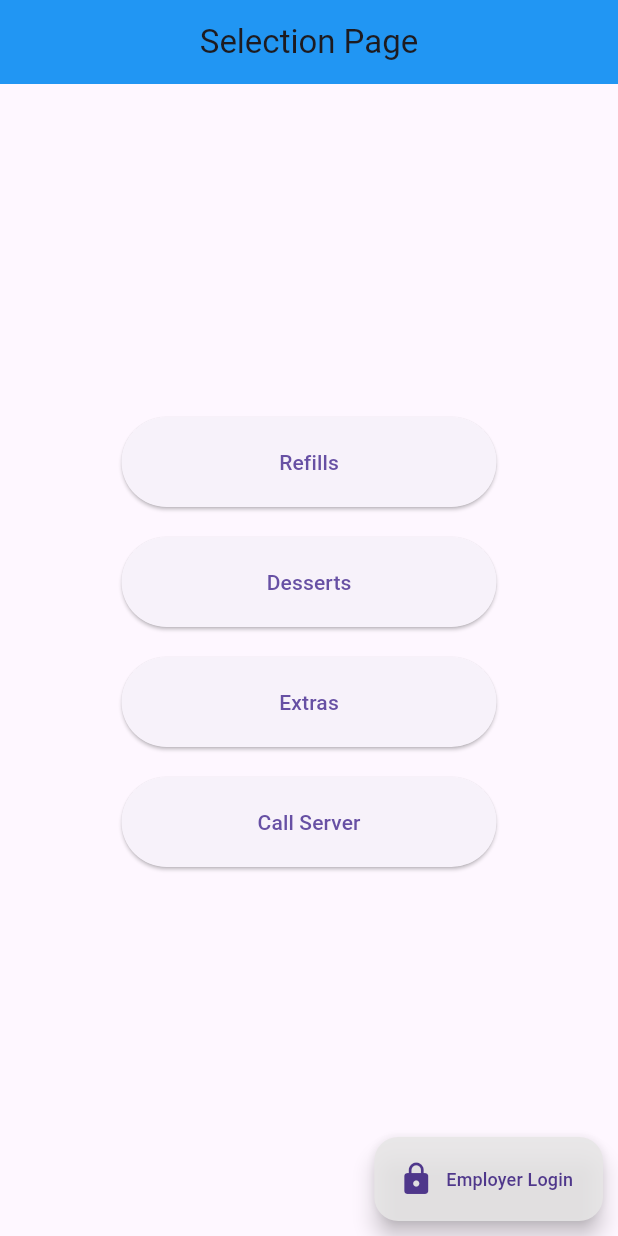
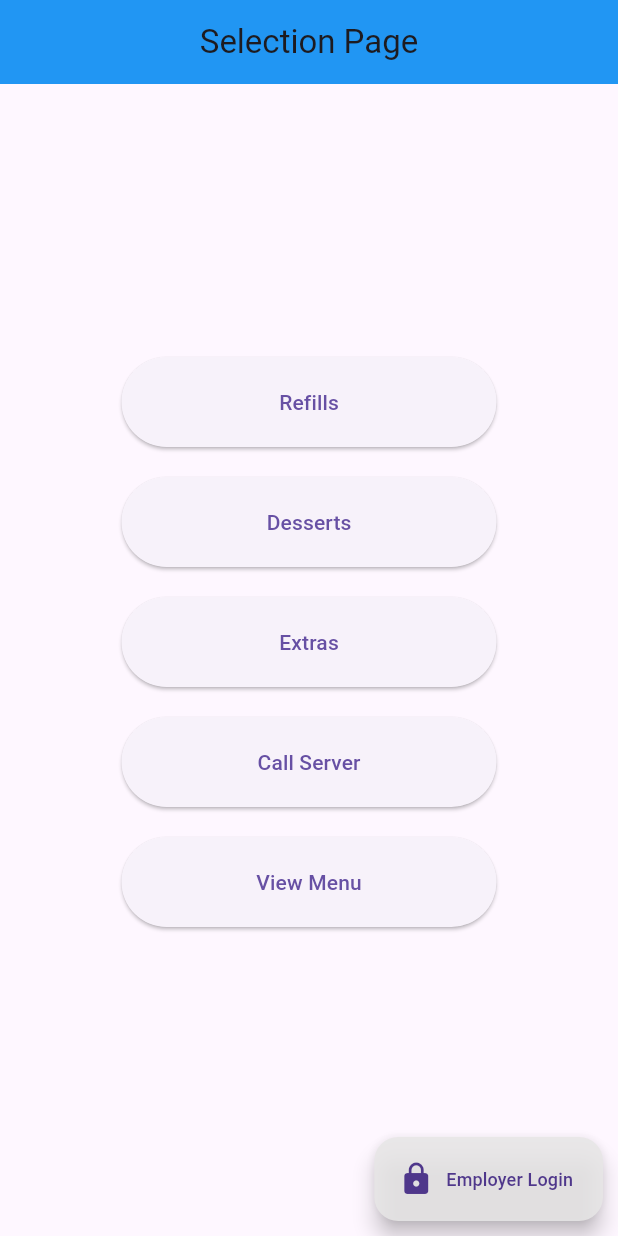
Before and after one commit to KBD-solutions/Servicer, a Flutter app: the screen it shows after launch, on a phone screen of 412 x 824 dp. Run offline on Flutter 3.47's test engine with Material 3 defaults, Android fonts, the light colour scheme and no system bars; missing offline and left inert: pdfx.

Commit message:
created the menu button for the pdf menu

```diff
--- a/lib/screens/Selection_screen.dart
+++ b/lib/screens/Selection_screen.dart
@@ -2,7 +2,7 @@ import 'package:flutter/material.dart';
 import 'employer_dashboard.dart';
 import 'item_selection_page.dart';
 import '../Utils/selection_tools.dart';
-
+import 'pdf_menu_page.dart';
 
 class SelectScreen extends StatefulWidget {
   const SelectScreen({super.key});
@@ -18,18 +18,16 @@ class SelectScreen extends StatefulWidget {
 class _SelectScreenState extends State<SelectScreen> {
   @override
   Widget build(BuildContext context) {
-
     final double bottomInset = MediaQuery.of(context).padding.bottom;
 
     return Scaffold(
       appBar: AppBar(
-        title: Text("Selection Page"),
+        title: const Text("Selection Page"),
         backgroundColor: Colors.blue,
         centerTitle: true,
       ),
       body: Stack(
         children: [
-          // Your existing page content
           Positioned.fill(
             child: SafeArea(
               child: Center(
@@ -43,7 +41,8 @@ class _SelectScreenState extends State<SelectScreen> {
                         onPressed: () {
                           Navigator.push(
                             context,
-                            MaterialPageRoute(builder: (context) => ItemsSelectionPage(
+                            MaterialPageRoute(
+                              builder: (context) => ItemsSelectionPage(
                                 title: 'Drinks',
                                 items: SelectScreen.drinks,
                               ),
@@ -62,7 +61,8 @@ class _SelectScreenState extends State<SelectScreen> {
                         onPressed: () {
                           Navigator.push(
                             context,
-                            MaterialPageRoute(builder: (context) => ItemsSelectionPage(
+                            MaterialPageRoute(
+                              builder: (context) => ItemsSelectionPage(
                                 title: 'Desserts',
                                 items: SelectScreen.desserts,
                               ),
@@ -81,10 +81,12 @@ class _SelectScreenState extends State<SelectScreen> {
                         onPressed: () {
                           Navigator.push(
                             context,
-                            MaterialPageRoute(builder: (context) => ItemsSelectionPage(
+                            MaterialPageRoute(
+                              builder: (context) => ItemsSelectionPage(
                                 title: 'Extras',
-                              items: SelectScreen.extras
-                            )),
+                                items: SelectScreen.extras,
+                              ),
+                            ),
                           );
                         },
                         child: const Text("Extras"),
@@ -101,14 +103,29 @@ class _SelectScreenState extends State<SelectScreen> {
                         key: const Key("Call-server"),
                       ),
                     ),
-
+                    const SizedBox(height: 20),
+                    SizedBox(
+                      width: 250,
+                      height: 60,
+                      child: ElevatedButton(
+                        onPressed: () {
+                          Navigator.push(
+                            context,
+                            MaterialPageRoute(
+                              builder: (context) => const PdfMenuPage(),
+                            ),
+                          );
+                        },
+                        child: const Text("View Menu"),
+                        key: const Key("Menu-button"),
+                      ),
+                    ),
                     SizedBox(height: 24 + bottomInset),
                   ],
                 ),
               ),
             ),
           ),
-
           Positioned(
             bottom: 10 + bottomInset,
             right: 10,
--- a/lib/screens/item_selection_page.dart
+++ b/lib/screens/item_selection_page.dart
@@ -35,9 +35,6 @@ class _ItemsSelectionPageState extends State<ItemsSelectionPage> {
   void _confirm() {
     // return the map to the previous screen (or show a summary)
     Navigator.pop(context, _order);
-    // If you want a toast/snackbar here instead of pop:
-    // final summary = _order.entries.where((e)=>e.value>0).map((e) => '${e.key}: ${e.value}').join(' • ');
-    // ScaffoldMessenger.of(context).showSnackBar(SnackBar(content: Text(summary.isEmpty ? 'No items selected' : 'Order: $summary')));
   }
 
   @override
--- a/pubspec.yaml
+++ b/pubspec.yaml
@@ -15,6 +15,7 @@ dependencies:
   test: any
   integration_test:
     sdk: flutter
+  pdfx: ^2.5.0
 
 
   cupertino_icons: ^1.0.2
@@ -29,3 +30,6 @@ dev_dependencies:
 flutter:
 
   uses-material-design: true
+
+  assets:
+    - Assets/Menu.pdf
```
Also changed, not shown: lib/screens/pdf_menu_page.dart (added, +35 -0 lines), pubspec.lock, 2 other files. Lines whose indentation alone changed are shown as unchanged.
